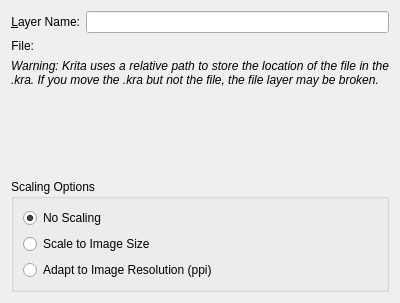
Old version of the form libs/ui/forms/wdgdlgfilelayer.ui in the repository KDE/krita.
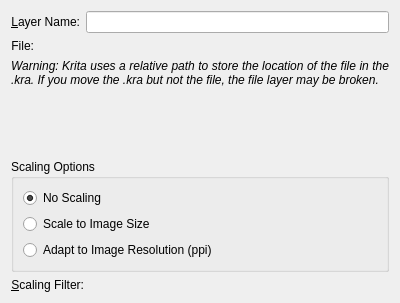
New version of the form. Custom widgets are drawn as their Qt base class.

Commit message: Add option to change File Layer scaling filter

The edit to the form file:
```diff
--- a/libs/ui/forms/wdgdlgfilelayer.ui
+++ b/libs/ui/forms/wdgdlgfilelayer.ui
@@ -139,6 +139,33 @@
      </layout>
     </widget>
    </item>
+   <item>
+    <layout class="QFormLayout" name="formLayout_2">
+     <item column="0" row="0">
+      <widget class="QLabel" name="label_3">
+       <property name="text">
+        <string>&amp;Scaling Filter:</string>
+       </property>
+       <property name="alignment">
+        <set>Qt::AlignRight|Qt::AlignTrailing|Qt::AlignVCenter</set>
+       </property>
+       <property name="buddy">
+        <cstring>cmbFilter</cstring>
+       </property>
+      </widget>
+     </item>
+     <item column="1" row="0">
+      <widget class="KisCmbIDList" name="cmbFilter" native="true">
+       <property name="sizePolicy">
+        <sizepolicy hsizetype="Preferred" vsizetype="Preferred">
+         <horstretch>0</horstretch>
+         <verstretch>0</verstretch>
+        </sizepolicy>
+       </property>
+      </widget>
+     </item>
+    </layout>
+   </item>
   </layout>
  </widget>
  <customwidgets>
@@ -148,6 +175,11 @@
    <header location="global">kis_file_name_requester.h</header>
    <container>1</container>
   </customwidget>
+  <customwidget>
+   <class>KisCmbIDList</class>
+   <extends></extends>
+   <header>widgets/kis_cmb_idlist.h</header>
+  </customwidget>
  </customwidgets>
  <resources/>
  <connections/>
```
The commit also changes 17 other files.
